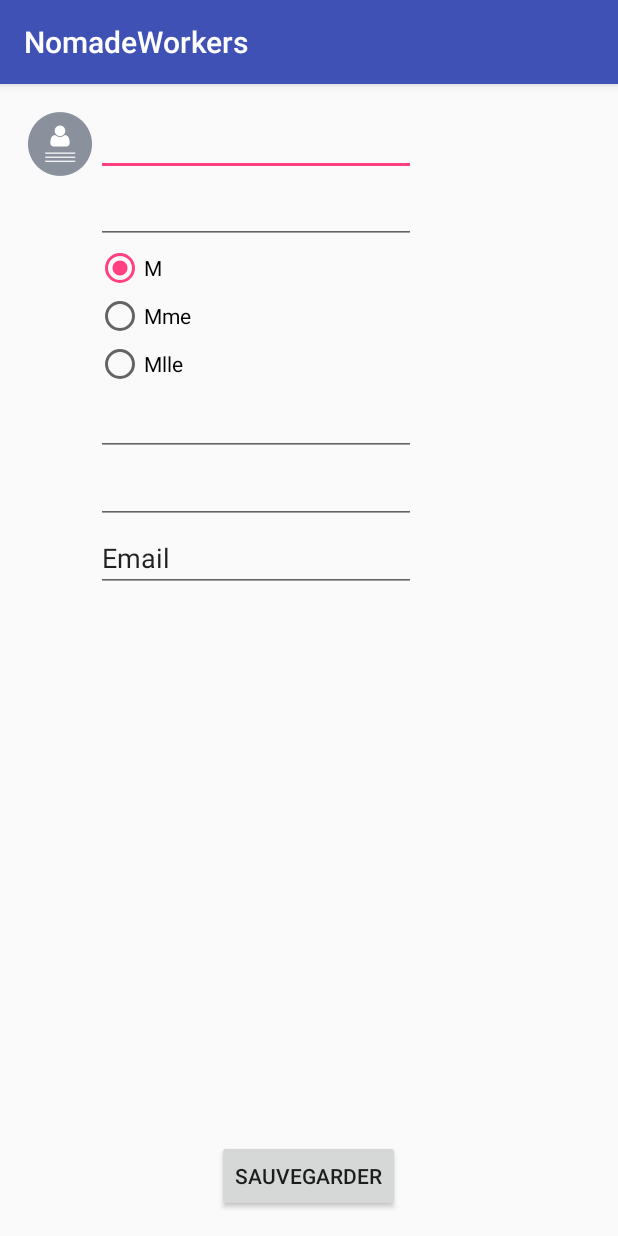
After one commit to maohlee/NomadeWorkers, an Android app: the ClientEditActivity screen opened directly, with no data from a screen before it, on a phone screen of 412 x 824 dp. The commit adds this screen. Run offline under Robolectric (Android 15) with nearby library versions, the phone set to English and light mode, and no system bars; libraries missing offline, so code that uses them is left out: com.orm; 1 statement that could not run was skipped.

Commit message:
Affichage et édition d'un client

```diff
--- a/app/src/main/AndroidManifest.xml
+++ b/app/src/main/AndroidManifest.xml
@@ -25,6 +25,8 @@
         </activity>
         <activity android:name=".activities.ClientShowActivity">
         </activity>
+        <activity android:name=".activities.ClientEditActivity">
+        </activity>
     </application>
 
 </manifest>
--- /dev/null
+++ b/app/src/main/java/com/example/mao/nomadeworkers/activities/ClientEditActivity.java
@@ -0,0 +1,134 @@
+package com.example.mao.nomadeworkers.activities;
+
+import android.content.Intent;
+import android.support.v7.app.AppCompatActivity;
+import android.os.Bundle;
+import android.view.View;
+import android.widget.Button;
+import android.widget.EditText;
+import android.widget.RadioButton;
+import android.widget.RadioGroup;
+import android.widget.Toast;
+
+import com.example.mao.nomadeworkers.R;
+import com.example.mao.nomadeworkers.model.Client;
+
+public class ClientEditActivity extends AppCompatActivity
+{
+    private Client client;
+
+    @Override
+    protected void onCreate(Bundle savedInstanceState)
+    {
+        super.onCreate(savedInstanceState);
+        setContentView(R.layout.activity_client_edit);
+
+        Intent intent = getIntent();
+        long clientId = intent.getLongExtra(ClientShowActivity.CLIENT_ID, 0);
+        if (clientId != 0) {
+            this.client = Client.findById(Client.class, clientId);
+        } else {
+            this.client = new Client();
+        }
+
+        this.fillForm();
+
+        Button save = (Button) findViewById(R.id.save_client_btn);
+        save.setOnClickListener(new View.OnClickListener()
+        {
+            @Override
+            public void onClick(View v)
+            {
+                if (saveClient()) {
+                    Toast.makeText(ClientEditActivity.this,
+                            "ok", Toast.LENGTH_SHORT).show();
+                } else {
+                    Toast.makeText(ClientEditActivity.this,
+                            "erreur", Toast.LENGTH_SHORT).show();
+                }
+            }
+        });
+    }
+
+    private void fillForm()
+    {
+        EditText nom = (EditText) findViewById(R.id.nom_client_input);
+        nom.setText(this.client.getNom());
+
+        EditText prenom = (EditText) findViewById(R.id.prenom_client_input);
+        prenom.setText(this.client.getPrenom());
+
+        RadioGroup civilite = (RadioGroup) findViewById(R.id.civilite_client_input);
+        switch (this.client.getCivilite()) {
+            case "M":
+                civilite.check(R.id.civilite_m_client_input);
+                break;
+            case "Mme":
+                civilite.check(R.id.civilite_mme_client_input);
+                break;
+            case "Mlle":
+                civilite.check(R.id.civilite_mlle_client_input);
+                break;
+            default:
+                civilite.check(R.id.civilite_m_client_input);
+        }
+
+        EditText telephone = (EditText) findViewById(R.id.telephone_client_input);
+        telephone.setText(this.client.getTelephone());
+
+        EditText adresse = (EditText) findViewById(R.id.adresse_client_input);
+        adresse.setText(this.client.getAdresse());
+
+        // todo email
+    }
+
+    protected boolean validateForm()
+    {
+        EditText nom = (EditText) findViewById(R.id.nom_client_input);
+        if (nom.getText().toString().isEmpty()) {
+            return false;
+        }
+
+        EditText prenom = (EditText) findViewById(R.id.prenom_client_input);
+        if (prenom.getText().toString().isEmpty()) {
+            return false;
+        }
+
+        EditText telephone = (EditText) findViewById(R.id.telephone_client_input);
+        if (telephone.getText().toString().isEmpty()) {
+            return false;
+        }
+
+        EditText adresse = (EditText) findViewById(R.id.adresse_client_input);
+        if (adresse.getText().toString().isEmpty()) {
+            return false;
+        }
+
+        return true;
+    }
+
+    protected boolean saveClient()
+    {
+        boolean saved = false;
+        if (this.validateForm()) {
+
+            EditText nom = (EditText) findViewById(R.id.nom_client_input);
+            EditText prenom = (EditText) findViewById(R.id.prenom_client_input);
+            RadioGroup civilite = (RadioGroup) findViewById(R.id.civilite_client_input);
+            RadioButton checkedCivilite = (RadioButton) findViewById(civilite.getCheckedRadioButtonId());
+            EditText telephone = (EditText) findViewById(R.id.telephone_client_input);
+            EditText adresse = (EditText) findViewById(R.id.adresse_client_input);
+
+            this.client.setNom(nom.getText().toString());
+            this.client.setPrenom(prenom.getText().toString());
+            this.client.setCivilite(checkedCivilite.getText().toString());
+            this.client.setTelephone(telephone.getText().toString());
+            this.client.setAdresse(adresse.getText().toString());
+
+            this.client.save();
+            saved = true;
+        }
+
+        return saved;
+    }
+}
--- a/app/src/main/java/com/example/mao/nomadeworkers/model/Client.java
+++ b/app/src/main/java/com/example/mao/nomadeworkers/model/Client.java
@@ -12,6 +12,8 @@ public class Client extends SugarRecord
     private String adresse;
     private String telephone;
     private String email;
+
+//    todo: ajouter email
 
     public Client() {}
 
--- /dev/null
+++ b/app/src/main/res/layout/activity_client_edit.xml
@@ -0,0 +1,115 @@
+<?xml version="1.0" encoding="utf-8"?>
+<RelativeLayout
+    xmlns:android="http://schemas.android.com/apk/res/android"
+    xmlns:tools="http://schemas.android.com/tools"
+    android:layout_width="match_parent"
+    android:layout_height="match_parent"
+    android:paddingBottom="@dimen/activity_vertical_margin"
+    android:paddingLeft="@dimen/activity_horizontal_margin"
+    android:paddingRight="@dimen/activity_horizontal_margin"
+    android:paddingTop="@dimen/activity_vertical_margin"
+    tools:context="com.example.mao.nomadeworkers.activities.ClientEditActivity">
+
+    <LinearLayout
+        android:orientation="horizontal"
+        android:layout_width="match_parent"
+        android:layout_height="wrap_content"
+        android:layout_alignParentTop="true"
+        android:layout_centerHorizontal="true"
+        android:id="@+id/linearLayout">
+
+        <ImageView
+            android:layout_width="wrap_content"
+            android:layout_height="wrap_content"
+            android:id="@+id/imageView"
+            android:src="@mipmap/logo_client"
+            />
+
+        <LinearLayout
+            android:orientation="vertical"
+            android:layout_width="match_parent"
+            android:layout_height="wrap_content">
+
+            <EditText
+                android:layout_width="wrap_content"
+                android:layout_height="wrap_content"
+                android:inputType="textPersonName"
+                android:text="Nom"
+                android:ems="10"
+                android:id="@+id/nom_client_input"/>
+
+            <EditText
+                android:layout_width="wrap_content"
+                android:layout_height="wrap_content"
+                android:inputType="textPersonName"
+                android:text="Prénom"
+                android:ems="10"
+                android:id="@+id/prenom_client_input"/>
+
+            <RadioGroup
+                android:layout_width="wrap_content"
+                android:layout_height="wrap_content"
+                android:orientation="vertical"
+                android:id="@+id/civilite_client_input">
+
+                <RadioButton
+                    android:layout_width="wrap_content"
+                    android:layout_height="wrap_content"
+                    android:text="M"
+                    android:id="@+id/civilite_m_client_input"/>
+
+                <RadioButton
+                    android:layout_width="wrap_content"
+                    android:layout_height="wrap_content"
+                    android:id="@+id/civilite_mme_client_input"
+                    android:text="Mme"/>
+
+                <RadioButton
+                    android:layout_width="wrap_content"
+                    android:layout_height="wrap_content"
+                    android:text="Mlle"
+                    android:id="@+id/civilite_mlle_client_input"/>
+
+            </RadioGroup>
+
+            <EditText
+                android:layout_width="wrap_content"
+                android:layout_height="wrap_content"
+                android:inputType="phone"
+                android:ems="10"
+                android:id="@+id/telephone_client_input"
+                android:text="Telephone"/>
+
+            <EditText
+                android:layout_width="wrap_content"
+                android:layout_height="wrap_content"
+                android:inputType="textPostalAddress"
+                android:ems="10"
+                android:id="@+id/adresse_client_input"
+                android:text="Adresse"/>
+
+            <EditText
+                android:layout_width="wrap_content"
+                android:layout_height="wrap_content"
+                android:inputType="textEmailAddress"
+                android:ems="10"
+                android:id="@+id/email_client_input"
+                android:text="Email"/>
+        </LinearLayout>
+    </LinearLayout>
+
+    <LinearLayout
+        android:orientation="horizontal"
+        android:layout_width="match_parent"
+        android:layout_height="match_parent"
+        android:layout_below="@+id/linearLayout"
+        android:layout_centerHorizontal="true"
+        android:gravity="center|bottom">
+
+        <Button
+            android:layout_width="wrap_content"
+            android:layout_height="wrap_content"
+            android:text="Sauvegarder"
+            android:id="@+id/save_client_btn"/>
+    </LinearLayout>
+</RelativeLayout>
```
Also changed, not shown: app/src/main/java/com/example/mao/nomadeworkers/activities/ClientShowActivity.java (+33 -0 lines), app/src/main/java/com/example/mao/nomadeworkers/activities/InterventionListActivity.java (+18 -5 lines), app/src/main/res/layout/content_intervention_list.xml (+11 -1 lines), app/src/main/logo_client-web.png (added), app/src/main/res/mipmap-hdpi/logo_client.png (added), app/src/main/res/mipmap-mdpi/logo_client.png (added), app/src/main/res/mipmap-xhdpi/logo_client.png (added), app/src/main/res/mipmap-xxhdpi/logo_client.png (added), app/src/main/res/mipmap-xxxhdpi/logo_client.png (added).
